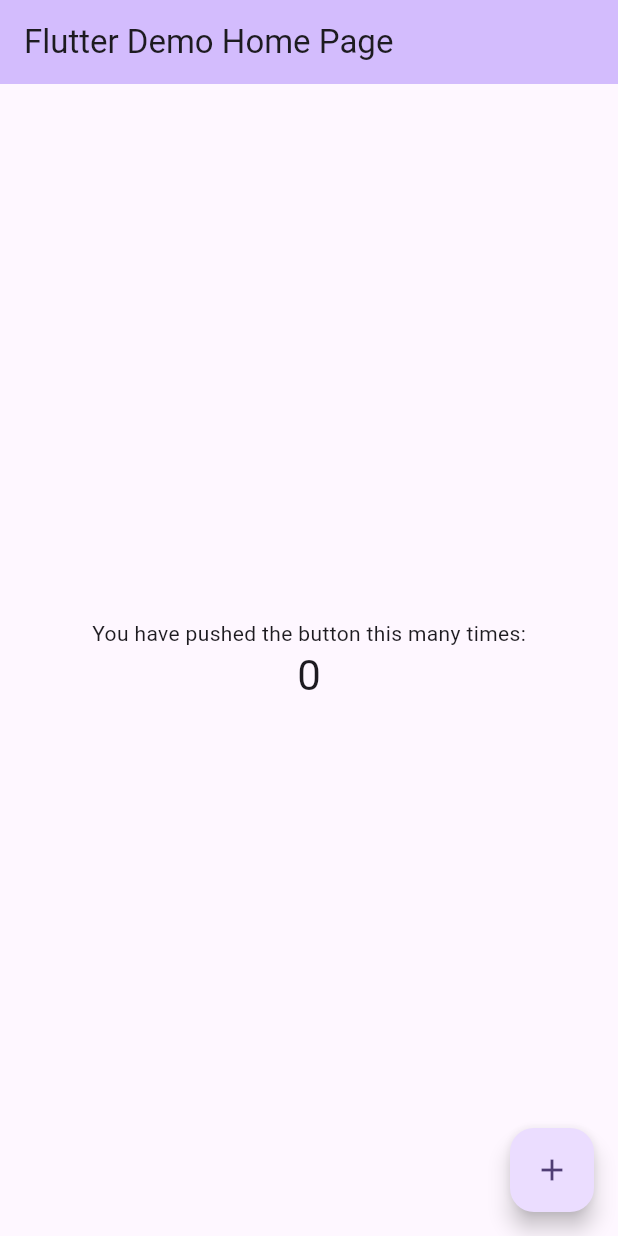
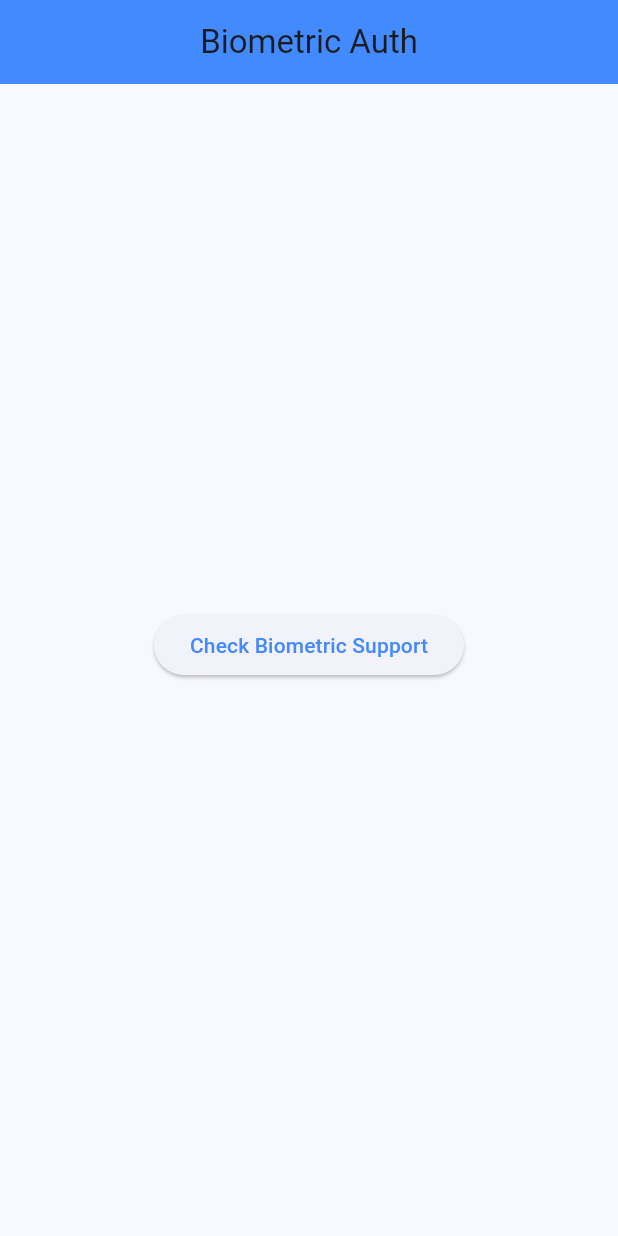
Before and after one commit to MAHMOUDELSAYED7/Biometric-Authenticaton, a Flutter app: the screen it shows after launch, on a phone screen of 412 x 824 dp. Run offline on Flutter 3.47's test engine with Material 3 defaults, Android fonts, the phone set to English and light mode, and no system bars; our stand-ins replace local_auth.

Commit message:
Refactor main app structure to integrate BiometricAuthViewModel and LocalAuthService; add BiometricScreen for biometric authentication UI

```diff
--- a/lib/main.dart
+++ b/lib/main.dart
@@ -1,125 +1,32 @@
 import 'package:flutter/material.dart';
+import 'package:provider/provider.dart';
+import 'services/local_auth_service.dart';
+import 'view/biometric_screen.dart';
+import 'viewmodel/biometric_auth_viewmodel.dart';
 
-void main() {
-  runApp(const MyApp());
-}
+void main() => runApp(
+      ChangeNotifierProvider(
+        create: (_) => BiometricAuthViewModel(LocalAuthService()),
+        child: const MyApp(),
+      ),
+    );
 
 class MyApp extends StatelessWidget {
   const MyApp({super.key});
 
-  // This widget is the root of your application.
   @override
   Widget build(BuildContext context) {
     return MaterialApp(
-      title: 'Flutter Demo',
+      title: 'Biometric Authentication',
+      debugShowCheckedModeBanner: false,
       theme: ThemeData(
-        // This is the theme of your application.
-        //
-        // TRY THIS: Try running your application with "flutter run". You'll see
-        // the application has a purple toolbar. Then, without quitting the app,
-        // try changing the seedColor in the colorScheme below to Colors.green
-        // and then invoke "hot reload" (save your changes or press the "hot
-        // reload" button in a Flutter-supported IDE, or press "r" if you used
-        // the command line to start the app).
-        //
-        // Notice that the counter didn't reset back to zero; the application
-        // state is not lost during the reload. To reset the state, use hot
-        // restart instead.
-        //
-        // This works for code too, not just values: Most code changes can be
-        // tested with just a hot reload.
-        colorScheme: ColorScheme.fromSeed(seedColor: Colors.deepPurple),
-        useMaterial3: true,
+        colorScheme: ColorScheme.fromSeed(
+          seedColor: Colors.blue,
+          secondary: Colors.blueAccent,
+          primary: Colors.blueAccent,
+        ),
       ),
-      home: const MyHomePage(title: 'Flutter Demo Home Page'),
+      home: const BiometricScreen(),
     );
   }
 }
-
-class MyHomePage extends StatefulWidget {
-  const MyHomePage({super.key, required this.title});
-
-  // This widget is the home page of your application. It is stateful, meaning
-  // that it has a State object (defined below) that contains fields that affect
-  // how it looks.
-
-  // This class is the configuration for the state. It holds the values (in this
-  // case the title) provided by the parent (in this case the App widget) and
-  // used by the build method of the State. Fields in a Widget subclass are
-  // always marked "final".
-
-  final String title;
-
-  @override
-  State<MyHomePage> createState() => _MyHomePageState();
-}
-
-class _MyHomePageState extends State<MyHomePage> {
-  int _counter = 0;
-
-  void _incrementCounter() {
-    setState(() {
-      // This call to setState tells the Flutter framework that something has
-      // changed in this State, which causes it to rerun the build method below
-      // so that the display can reflect the updated values. If we changed
-      // _counter without calling setState(), then the build method would not be
-      // called again, and so nothing would appear to happen.
-      _counter++;
-    });
-  }
-
-  @override
-  Widget build(BuildContext context) {
-    // This method is rerun every time setState is called, for instance as done
-    // by the _incrementCounter method above.
-    //
-    // The Flutter framework has been optimized to make rerunning build methods
-    // fast, so that you can just rebuild anything that needs updating rather
-    // than having to individually change instances of widgets.
-    return Scaffold(
-      appBar: AppBar(
-        // TRY THIS: Try changing the color here to a specific color (to
-        // Colors.amber, perhaps?) and trigger a hot reload to see the AppBar
-        // change color while the other colors stay the same.
-        backgroundColor: Theme.of(context).colorScheme.inversePrimary,
-        // Here we take the value from the MyHomePage object that was created by
-        // the App.build method, and use it to set our appbar title.
-        title: Text(widget.title),
-      ),
-      body: Center(
-        // Center is a layout widget. It takes a single child and positions it
-        // in the middle of the parent.
-        child: Column(
-          // Column is also a layout widget. It takes a list of children and
-          // arranges them vertically. By default, it sizes itself to fit its
-          // children horizontally, and tries to be as tall as its parent.
-          //
-          // Column has various properties to control how it sizes itself and
-          // how it positions its children. Here we use mainAxisAlignment to
-          // center the children vertically; the main axis here is the vertical
-          // axis because Columns are vertical (the cross axis would be
-          // horizontal).
-          //
-          // TRY THIS: Invoke "debug painting" (choose the "Toggle Debug Paint"
-          // action in the IDE, or press "p" in the console), to see the
-          // wireframe for each widget.
-          mainAxisAlignment: MainAxisAlignment.center,
-          children: <Widget>[
-            const Text(
-              'You have pushed the button this many times:',
-            ),
-            Text(
-              '$_counter',
-              style: Theme.of(context).textTheme.headlineMedium,
-            ),
-          ],
-        ),
-      ),
-      floatingActionButton: FloatingActionButton(
-        onPressed: _incrementCounter,
-        tooltip: 'Increment',
-        child: const Icon(Icons.add),
-      ), // This trailing comma makes auto-formatting nicer for build methods.
-    );
-  }
-}
--- /dev/null
+++ b/lib/view/biometric_screen.dart
@@ -0,0 +1,86 @@
+import 'package:flutter/material.dart';
+import 'package:local_auth/local_auth.dart';
+import 'package:provider/provider.dart';
+
+import '../viewmodel/biometric_auth_viewmodel.dart';
+
+class BiometricScreen extends StatelessWidget {
+  const BiometricScreen({super.key});
+
+  @override
+  Widget build(BuildContext context) {
+    return Scaffold(
+      appBar: AppBar(
+        title: const Text('Biometric Auth'),
+        centerTitle: true,
+        backgroundColor: Colors.blueAccent,
+      ),
+      body: Consumer<BiometricAuthViewModel>(
+        builder: (context, viewModel, _) {
+          return Padding(
+            padding: const EdgeInsets.all(16.0),
+            child: SizedBox(
+              width: double.infinity,
+              child: Column(
+                mainAxisAlignment: MainAxisAlignment.center,
+                crossAxisAlignment: CrossAxisAlignment.center,
+                children: [
+                  if (viewModel.isLoading)
+                    const CircularProgressIndicator(color: Colors.blueAccent)
+                  else ...[
+                    ElevatedButton(
+                      onPressed: viewModel.checkBiometricSupport,
+                      child: const Text('Check Biometric Support'),
+                    ),
+                    const SizedBox(height: 20),
+                    if (viewModel.biometricAvailable) ...[
+                      Text(
+                        'Available Biometrics: ${viewModel.availableBiometrics.map((b) => _biometricName(b)).join(', ')}',
+                        textAlign: TextAlign.center,
+                      ),
+                      const SizedBox(height: 20),
+                      ElevatedButton(
+                        onPressed: viewModel.authenticate,
+                        child: const Text('Authenticate'),
+                      ),
+                    ],
+                    if (viewModel.errorMessage != null)
+                      Padding(
+                        padding: const EdgeInsets.only(top: 20),
+                        child: Text(
+                          viewModel.errorMessage!,
+                          textAlign: TextAlign.center,
+                          style: const TextStyle(color: Colors.red),
+                        ),
+                      ),
+                    if (viewModel.isAuthenticated)
+                      const Padding(
+                        padding: EdgeInsets.only(top: 20),
+                        child: Text('Authentication Successful!',
+                            style: TextStyle(color: Colors.green)),
+                      ),
+                  ],
+                ],
+              ),
+            ),
+          );
+        },
+      ),
+    );
+  }
+
+  String _biometricName(BiometricType type) {
+    switch (type) {
+      case BiometricType.face:
+        return 'Face ID';
+      case BiometricType.fingerprint:
+        return 'Fingerprint';
+      case BiometricType.iris:
+        return 'Iris';
+      case BiometricType.weak:
+        return 'Weak Biometric';
+      case BiometricType.strong:
+        return 'Strong Biometric';
+    }
+  }
+}
```
